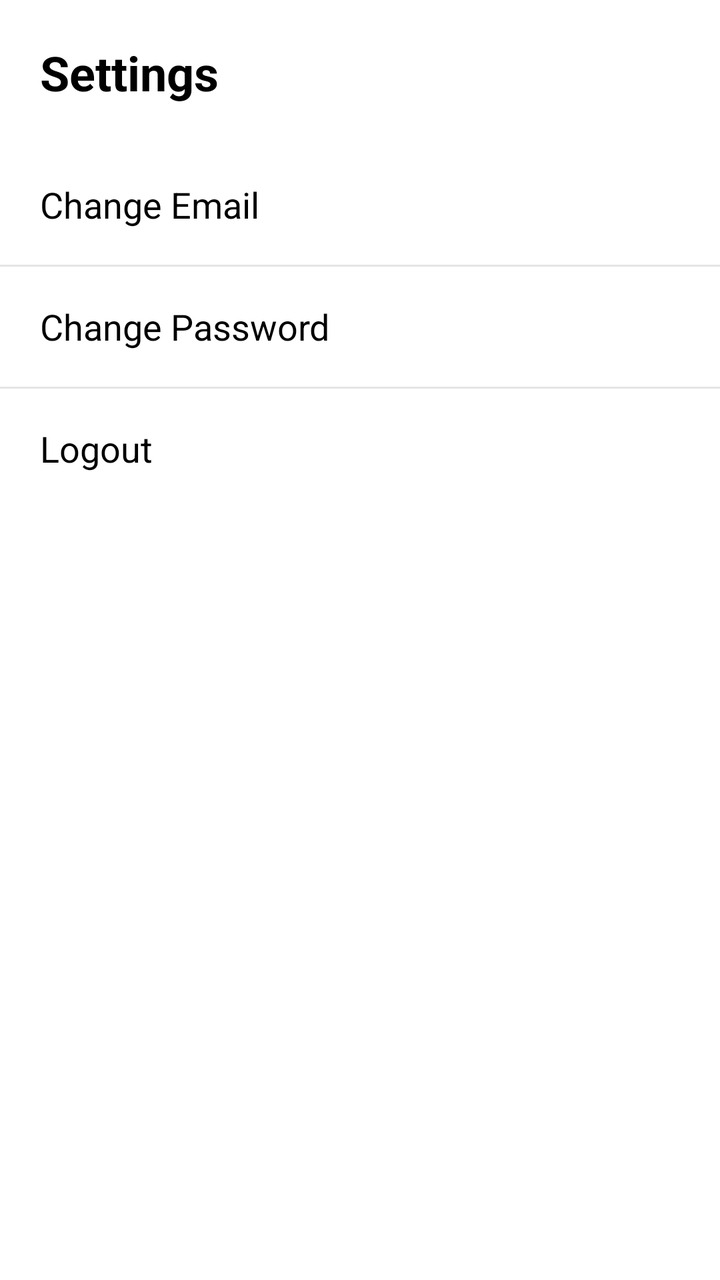
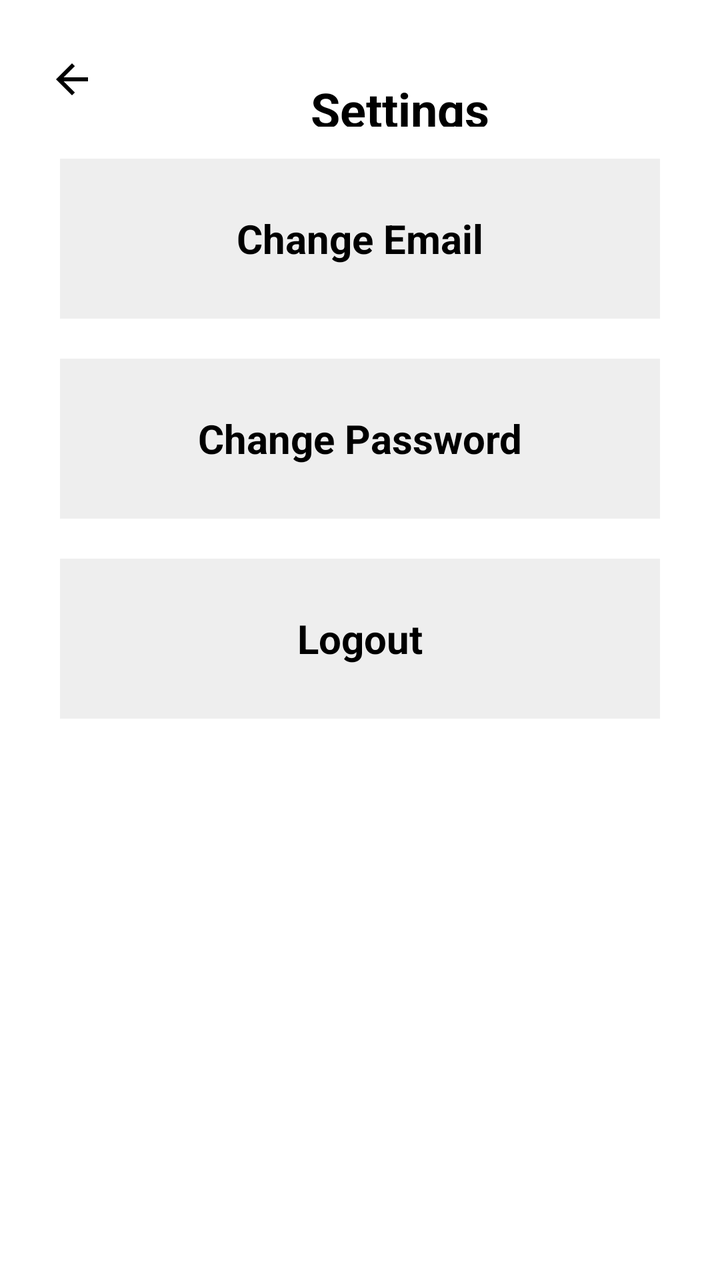

The first picture is an Android layout as it rendered before a commit; the second is the same layout after the commit. The layout source and the unified diff follow.
<!-- AndroidManifest.xml: application theme Theme.App -->
<!-- res/layout/activity_settings2.xml -->
<?xml version="1.0" encoding="utf-8"?>
<LinearLayout xmlns:android="http://schemas.android.com/apk/res/android"
    android:layout_width="match_parent"
    android:layout_height="match_parent"
    android:orientation="vertical"
    android:background="#FFFFFF">

    
    <TextView
        android:layout_width="match_parent"
        android:layout_height="wrap_content"
        android:text="Settings"
        android:textStyle="bold"
        android:textSize="24sp"
        android:padding="20dp"
        android:textColor="#000000"/>

    
    <LinearLayout
        android:id="@+id/changeEmailRow"
        android:layout_width="match_parent"
        android:layout_height="60dp"
        android:paddingHorizontal="20dp"
        android:gravity="center_vertical"
        android:orientation="horizontal">

        <TextView
            android:id="@+id/newEmail"
            android:layout_width="0dp"
            android:layout_height="wrap_content"
            android:layout_weight="1"
            android:text="Change Email"
            android:textSize="18sp"
            android:textColor="#000"/>

    </LinearLayout>

    <View
        android:layout_width="match_parent"
        android:layout_height="1dp"
        android:background="#E5E5E5"/>


    
    <LinearLayout
        android:id="@+id/changePasswordRow"
        android:layout_width="match_parent"
        android:layout_height="60dp"
        android:paddingHorizontal="20dp"
        android:gravity="center_vertical"
        android:orientation="horizontal">

        <TextView
            android:id="@+id/newPass"
            android:layout_width="0dp"
            android:layout_height="wrap_content"
            android:layout_weight="1"
            android:text="Change Password"
            android:textSize="18sp"
            android:textColor="#000"/>



    </LinearLayout>

    <View
        android:layout_width="match_parent"
        android:layout_height="1dp"
        android:background="#E5E5E5"/>


    
    <LinearLayout
        android:id="@+id/logoutRow"
        android:layout_width="match_parent"
        android:layout_height="60dp"
        android:paddingHorizontal="20dp"
        android:gravity="center_vertical"
        android:orientation="horizontal">

        <TextView
            android:id="@+id/logout"
            android:layout_width="0dp"
            android:layout_height="wrap_content"
            android:layout_weight="1"
            android:text="Logout"
            android:textSize="18sp"
            android:textColor="#000000"/>


    </LinearLayout>

</LinearLayout>
<!-- resources referenced by this layout -->
<resources>
  <style name="Theme.App" parent="Base.Theme.App" />
  <style name="Base.Theme.App" parent="Theme.Material3.DayNight.NoActionBar">
          <item name="colorPrimary">#1A73E8</item>
          <item name="android:statusBarColor">@android:color/transparent</item>
          <item name="android:navigationBarColor">@android:color/transparent</item>
  
  
      </style>
</resources>

<!-- the commit's change to res/layout/activity_settings2.xml (unified diff, before → after) -->
@@ -1,92 +1,85 @@
 <?xml version="1.0" encoding="utf-8"?>
 <LinearLayout xmlns:android="http://schemas.android.com/apk/res/android"
+    xmlns:app="http://schemas.android.com/apk/res-auto"
     android:layout_width="match_parent"
     android:layout_height="match_parent"
     android:orientation="vertical"
     android:background="#FFFFFF">
 
     
-    <TextView
+    <LinearLayout
         android:layout_width="match_parent"
         android:layout_height="wrap_content"
-        android:text="Settings"
-        android:textStyle="bold"
-        android:textSize="24sp"
-        android:padding="20dp"
-        android:textColor="#000000"/>
+        android:orientation="horizontal"
+        android:padding="16dp"
+        android:gravity="center_vertical">
+
+        <ImageView
+            android:id="@+id/backBtn"
+            android:layout_width="40dp"
+            android:layout_height="40dp"
+            android:padding="8dp"
+            android:src="@drawable/ic_back"
+            android:contentDescription="Back"
+            app:tint="@android:color/black"/>
+
+        <TextView
+            android:layout_width="0dp"
+            android:layout_height="wrap_content"
+            android:layout_weight="1"
+            android:text="Settings"
+            android:textStyle="bold"
+            android:textSize="24sp"
+            android:layout_marginTop="15dp"
+            android:gravity="center"
+            android:textColor="#000000"/>
+    </LinearLayout>
 
     
     <LinearLayout
-        android:id="@+id/changeEmailRow"
         android:layout_width="match_parent"
-        android:layout_height="60dp"
-        android:paddingHorizontal="20dp"
-        android:gravity="center_vertical"
-        android:orientation="horizontal">
+        android:layout_height="wrap_content"
+        android:orientation="vertical"
+        android:paddingTop="0dp"
+        android:gravity="center_horizontal">
 
+        
         <TextView
             android:id="@+id/newEmail"
-            android:layout_width="0dp"
-            android:layout_height="wrap_content"
-            android:layout_weight="1"
+            android:layout_width="300dp"
+            android:layout_height="80dp"
+            android:gravity="center"
             android:text="Change Email"
-            android:textSize="18sp"
-            android:textColor="#000"/>
+            android:textSize="20sp"
+            android:textStyle="bold"
+            android:textColor="#000000"
+            android:background="#EEEEEE"
+            android:layout_marginBottom="20dp"/>
 
-    </LinearLayout>
-
-    <View
-        android:layout_width="match_parent"
-        android:layout_height="1dp"
-        android:background="#E5E5E5"/>
-
-
-    
-    <LinearLayout
-        android:id="@+id/changePasswordRow"
-        android:layout_width="match_parent"
-        android:layout_height="60dp"
-        android:paddingHorizontal="20dp"
-        android:gravity="center_vertical"
-        android:orientation="horizontal">
-
+        
         <TextView
             android:id="@+id/newPass"
-            android:layout_width="0dp"
-            android:layout_height="wrap_content"
-            android:layout_weight="1"
+            android:layout_width="300dp"
+            android:layout_height="80dp"
+            android:gravity="center"
             android:text="Change Password"
-            android:textSize="18sp"
-            android:textColor="#000"/>
+            android:textSize="20sp"
+            android:textStyle="bold"
+            android:textColor="#000000"
+            android:background="#EEEEEE"
+            android:layout_marginBottom="20dp"/>
 
-
-
-    </LinearLayout>
-
-    <View
-        android:layout_width="match_parent"
-        android:layout_height="1dp"
-        android:background="#E5E5E5"/>
-
-
-    
-    <LinearLayout
-        android:id="@+id/logoutRow"
-        android:layout_width="match_parent"
-        android:layout_height="60dp"
-        android:paddingHorizontal="20dp"
-        android:gravity="center_vertical"
-        android:orientation="horizontal">
-
+        
         <TextView
             android:id="@+id/logout"
-            android:layout_width="0dp"
-            android:layout_height="wrap_content"
-            android:layout_weight="1"
+            android:layout_width="300dp"
+            android:layout_height="80dp"
+            android:gravity="center"
             android:text="Logout"
-            android:textSize="18sp"
-            android:textColor="#000000"/>
-
+            android:textSize="20sp"
+            android:textStyle="bold"
+            android:textColor="#000000"
+            android:background="#EEEEEE"/>
 
     </LinearLayout>
 
<!-- resource entries referenced after the edit -->
@@ -1,5 +1,11 @@
 <!-- resources referenced by this layout -->
 <resources>
+  <!-- drawable ic_back (drawable) -->
+  <vector xmlns:android="http://schemas.android.com/apk/res/android" android:autoMirrored="true" android:height="24dp" android:tint="#000000" android:viewportHeight="960" android:viewportWidth="960" android:width="24dp">
+        
+      <path android:fillColor="@android:color/white" android:pathData="M313,520L537,744L480,800L160,480L480,160L537,216L313,440L800,440L800,520L313,520Z"/>
+      
+  </vector>
   <style name="Theme.App" parent="Base.Theme.App" />
   <style name="Base.Theme.App" parent="Theme.Material3.DayNight.NoActionBar">
           <item name="colorPrimary">#1A73E8</item>
